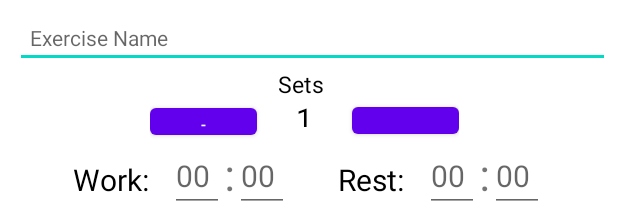
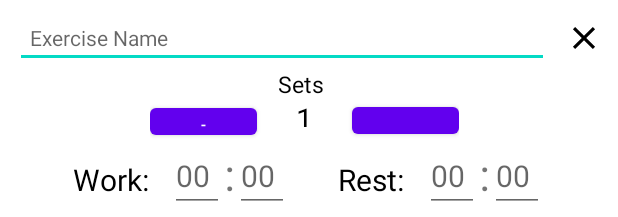
Before and after one commit to dparaiso/TimerApp, an Android app: the layout add_exercise.xml on its own in the app's theme, with its tools: preview values and no code run, on a phone screen of 412 x 824 dp. Shown: the top 217 px of the screen. Run offline under Robolectric (Android 15) with nearby library versions, the phone set to English and light mode, and no system bars.

Commit message:
added remove img

```diff
--- /dev/null
+++ b/app/src/main/res/drawable/ic_close.xml
@@ -0,0 +1,5 @@
+<vector android:height="24dp" android:tint="#FFFFFF"
+    android:viewportHeight="24.0" android:viewportWidth="24.0"
+    android:width="24dp" xmlns:android="http://schemas.android.com/apk/res/android">
+    <path android:fillColor="#FF000000" android:pathData="M19,6.41L17.59,5 12,10.59 6.41,5 5,6.41 10.59,12 5,17.59 6.41,19 12,13.41 17.59,19 19,17.59 13.41,12z"/>
+</vector>
--- a/app/src/main/res/layout/add_exercise.xml
+++ b/app/src/main/res/layout/add_exercise.xml
@@ -1,5 +1,6 @@
 <?xml version="1.0" encoding="utf-8"?>
 <LinearLayout xmlns:android="http://schemas.android.com/apk/res/android"
+    xmlns:app="http://schemas.android.com/apk/res-auto"
     xmlns:tools="http://schemas.android.com/tools"
     android:layout_width="match_parent"
     android:layout_height="wrap_content"
@@ -7,9 +8,12 @@
     android:paddingTop="5dp"
     android:paddingBottom="5dp">
 
+    <LinearLayout
+        android:layout_width="match_parent"
+        android:layout_height="wrap_content">
         <EditText
-        android:layout_width="match_parent"
-        android:layout_height="0dp"
+            android:layout_width="60dp"
+            android:layout_height="40dp"
             android:id="@+id/edit_exercise_name"
             android:layout_marginStart="10dp"
             android:layout_marginEnd="5dp"
@@ -17,6 +21,19 @@
             android:hint="Exercise Name"
             android:textSize="14sp"
             android:paddingLeft="10dp"/>
+
+        <ImageView
+            android:id="@+id/exercise_remove"
+            android:layout_width="25dp"
+            android:layout_height="25dp"
+            android:layout_marginRight="10dp"
+            android:layout_marginLeft="5dp"
+            android:layout_gravity="center_vertical"
+            android:src="@drawable/ic_close"
+            app:tint="@color/black" />
+
+    </LinearLayout>
+
 
     <TextView
         android:id="@+id/text_sets"
```
Lines whose indentation alone changed are shown as unchanged.
